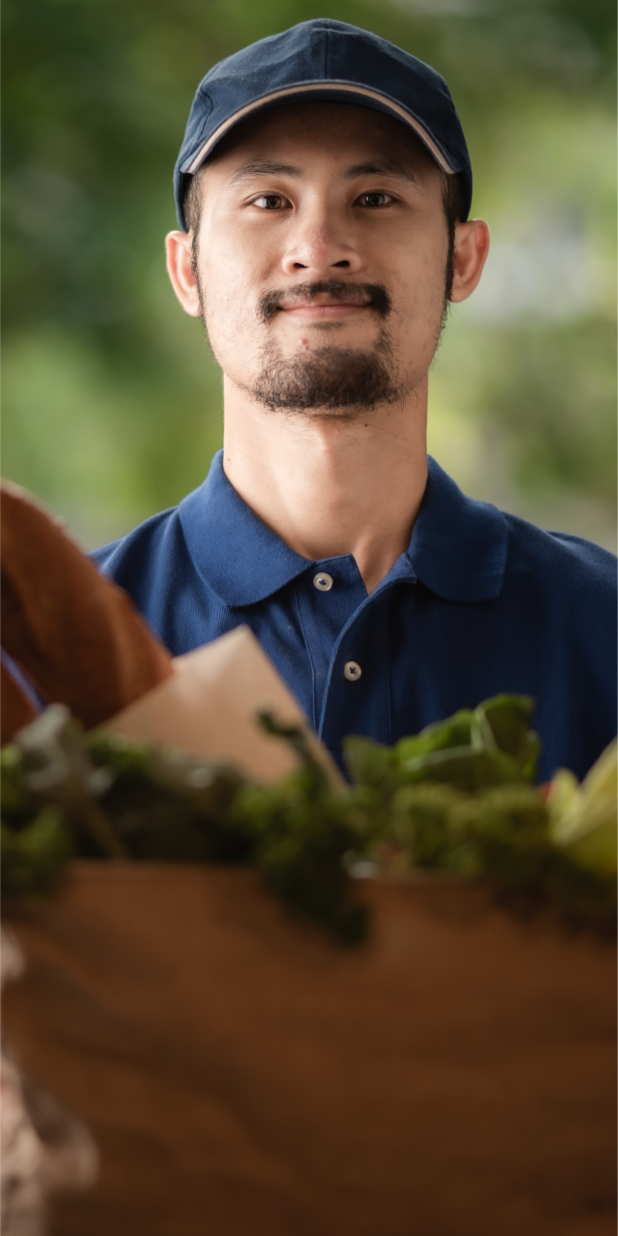
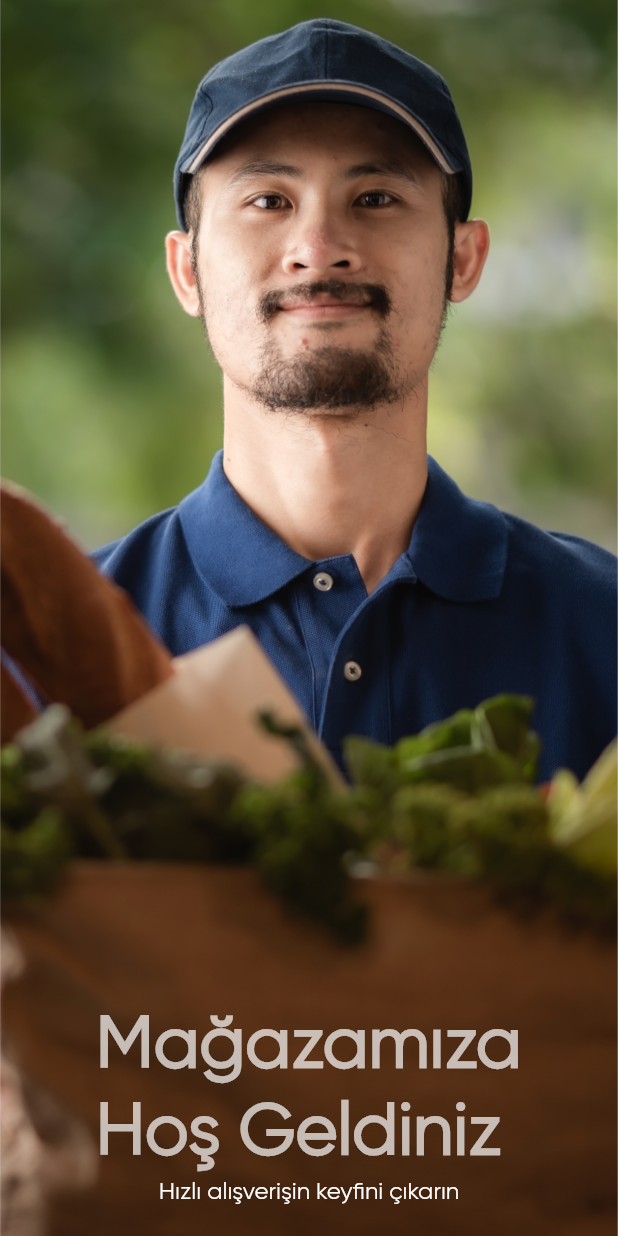
Before and after one commit to yusufakkobak34/flutter_groceries_app, a Flutter app: the screen it shows after launch, on a phone screen of 412 x 824 dp. Run offline on Flutter 3.47's test engine with Material 2 defaults, Android fonts, the phone set to English and light mode, and no system bars.

Commit message:
welcome screen texts edition.

```diff
--- a/lib/view/login/welcome/welcome_view.dart
+++ b/lib/view/login/welcome/welcome_view.dart
@@ -21,6 +21,41 @@ class _WelcomeViewState extends State<WelcomeView> {
             height: media.height,
             fit: BoxFit.cover,
           ),
+          SafeArea(
+            child: Column(
+              mainAxisAlignment: MainAxisAlignment.end,
+              crossAxisAlignment: CrossAxisAlignment.stretch,
+              children: [
+                Row(
+                  mainAxisAlignment: MainAxisAlignment.center,
+                  children: [
+                    Text(
+                      "Mağazamıza\nHoş Geldiniz",
+                      style: TextStyle(
+                          color: const Color(0xffFCFCFC).withOpacity(0.7),
+                          fontSize: 48,
+                          fontWeight: FontWeight.w600),
+                    ),
+                  ],
+                ),
+                Row(
+                  mainAxisAlignment: MainAxisAlignment.center,
+                  children: [
+                    const Text(
+                      "Hızlı alışverişin keyfini çıkarın",
+                      style: TextStyle(
+                          color: Colors.white,
+                          fontSize: 16,
+                          fontWeight: FontWeight.w500),
+                    ),
+                  ],
+                ),
+                const SizedBox(
+                  height: 20,
+                ),
+              ],
+            ),
+          ),
         ],
       ),
     );
```
